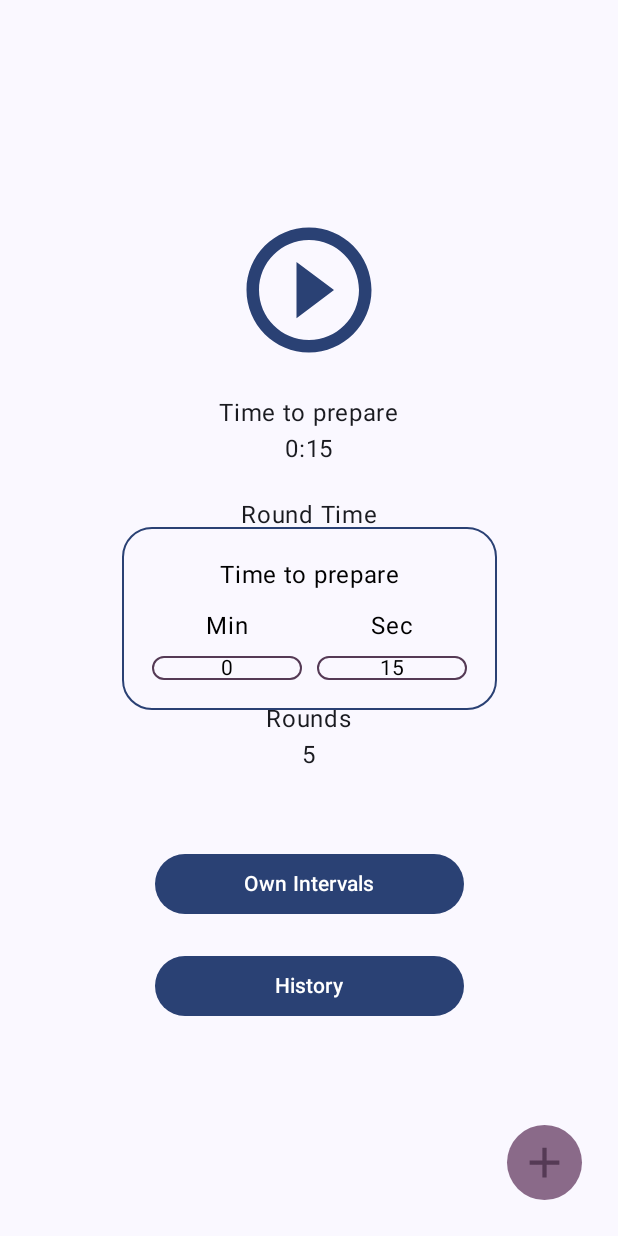
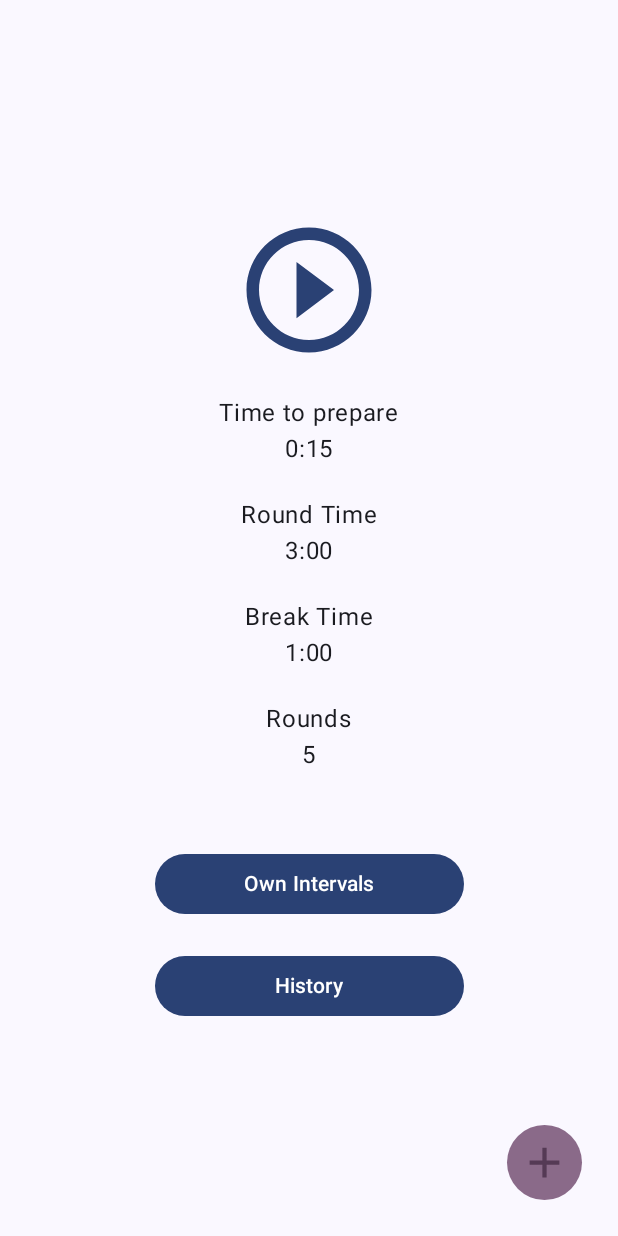
Before and after one commit to Andruszkiewicz-Artur/Interval-Timer, an Android app built with Jetpack Compose: the Home screen opened through its navigation route, after a tap on an icon or button, on a phone screen of 412 x 824 dp. Run offline under Robolectric (Android 15) with nearby library versions, the phone set to English and light mode, and no system bars; our stand-ins replace Dagger/Hilt's generated code; 1 statement that could not run was skipped.

Commit message:
change saving data to state and update outomaticky list with new timers. Reduce view model code

```diff
--- a/app/src/main/java/com/example/intervaltimer/future_intervalTimer/present/home/HomeEvent.kt
+++ b/app/src/main/java/com/example/intervaltimer/future_intervalTimer/present/home/HomeEvent.kt
@@ -3,5 +3,5 @@ package com.example.intervaltimer.future_intervalTimer.present.home
 import com.example.intervaltimer.future_intervalTimer.domain.model.TimerModel
 
 sealed class HomeEvent {
-    data class InsertOwnIntervalTime(val timerModel: TimerModel): HomeEvent()
+    object InsertOwnIntervalTime: HomeEvent()
 }
--- a/app/src/main/java/com/example/intervaltimer/future_intervalTimer/present/home/HomeState.kt
+++ b/app/src/main/java/com/example/intervaltimer/future_intervalTimer/present/home/HomeState.kt
@@ -3,5 +3,9 @@ package com.example.intervaltimer.future_intervalTimer.present.home
 import com.example.intervaltimer.future_intervalTimer.domain.model.OwnIntervalTime
 
 data class HomeState(
-    val ownIntervalTimes: List<OwnIntervalTime> = emptyList()
+    var ownIntervalTimes: MutableList<OwnIntervalTime> = mutableListOf(),
+    val timeToPrepare: Int = 15,
+    val roundTime: Int = 180,
+    val breakTime: Int = 60,
+    val rounds: Int = 5
 )
--- a/app/src/main/java/com/example/intervaltimer/future_intervalTimer/present/home/compose/Home.kt
+++ b/app/src/main/java/com/example/intervaltimer/future_intervalTimer/present/home/compose/Home.kt
@@ -1,5 +1,6 @@
 package com.example.intervaltimer.future_intervalTimer.present
 
+import android.annotation.SuppressLint
 import android.widget.Toast
 import androidx.compose.foundation.background
 import androidx.compose.foundation.border
@@ -33,6 +34,7 @@ import com.example.intervaltimer.future_intervalTimer.present.home.compose.timer
 import com.example.intervaltimer.future_intervalTimer.present.home.HomeViewModel
 import kotlinx.coroutines.flow.collectLatest
 
+@SuppressLint("UnusedMaterial3ScaffoldPaddingParameter")
 @OptIn(ExperimentalMaterial3Api::class)
 @Composable
 fun Home(
@@ -40,15 +42,7 @@ fun Home(
     viewModel: HomeViewModel = hiltViewModel()
 ) {
     val context = LocalContext.current
-
-    var startTimeMin by remember { mutableStateOf(0) }
-    var startTimeSec by remember { mutableStateOf(15) }
-    var roundMin by remember { mutableStateOf(3) }
-    var roundSec by remember { mutableStateOf(0) }
-    var delayMin by remember { mutableStateOf(1) }
-    var delaySec by remember { mutableStateOf(0) }
-    var rounds by remember { mutableStateOf(5) }
-    var option by remember { mutableStateOf<Option?>(null) }
+    val state = viewModel.state.value
 
     LaunchedEffect(key1 = true) {
         viewModel.eventFlow.collectLatest { event ->
@@ -78,16 +72,7 @@ fun Home(
                         .size(50.dp)
                         .padding(8.dp)
                         .clickable {
-                            viewModel.onEvent(
-                                HomeEvent.InsertOwnIntervalTime(
-                                    TimerModel(
-                                        startTime = (startTimeMin * 60) + startTimeSec,
-                                        rounds = rounds,
-                                        delay = (delayMin * 60) + delaySec,
-                                        roundTime = (roundMin * 60) + roundSec
-                                    )
-                                )
-                            )
+                            viewModel.onEvent(HomeEvent.InsertOwnIntervalTime)
                         }
                 )
             }
@@ -113,10 +98,10 @@ fun Home(
                             navHostController.navigate(
                                 Screen.Timer.sendData(
                                     TimerModel(
-                                        startTime = (startTimeMin * 60) + startTimeSec,
-                                        rounds = rounds,
-                                        delay = (delayMin * 60) + delaySec,
-                                        roundTime = (roundMin * 60) + roundSec
+                                        startTime = state.timeToPrepare,
+                                        rounds = state.rounds,
+                                        delay = state.breakTime,
+                                        roundTime = state.roundTime
                                     )
                                 )
                             )
@@ -128,10 +113,10 @@ fun Home(
                 text = "Time to prepare"
             )
             Text(
-                text = "$startTimeMin:${if(startTimeSec < 10) "0" + startTimeSec else startTimeSec}",
+                text = "${state.timeToPrepare/60}:${if((state.timeToPrepare%60) < 10) "0" + state.timeToPrepare%60 else state.timeToPrepare%60}",
                 modifier = Modifier
                     .clickable {
-                        option = Option.Start_Time
+
                     }
             )
             Spacer(modifier = Modifier.height(20.dp))
@@ -139,10 +124,10 @@ fun Home(
                 text = "Round Time"
             )
             Text(
-                text = "$roundMin:${if(roundSec < 10) "0" + roundSec else roundSec}",
+                text = "${state.roundTime/60}:${if((state.roundTime%60) < 10) "0" + state.roundTime%60 else state.roundTime%60}",
                 modifier = Modifier
                     .clickable {
-                        option = Option.Round_Time
+
                     }
             )
             Spacer(modifier = Modifier.height(20.dp))
@@ -150,10 +135,10 @@ fun Home(
                 text = "Break Time"
             )
             Text(
-                text = "$delayMin:${if(delaySec < 10) "0" + delaySec else delaySec}",
+                text = "${state.breakTime/60}:${if((state.breakTime%60) < 10) "0" + state.breakTime%60 else state.breakTime%60}",
                 modifier = Modifier
                     .clickable {
-                        option = Option.Delay
+
                     }
             )
             Spacer(modifier = Modifier.height(20.dp))
@@ -161,10 +146,10 @@ fun Home(
                 text = "Rounds"
             )
             Text(
-                text = "$rounds",
+                text = "${state.rounds}",
                 modifier = Modifier
                     .clickable {
-                        option = Option.Rounds
+
                     }
             )
 
@@ -194,81 +179,4 @@ fun Home(
             }
         }
     }
-
-
-    if(option != null) {
-        Box(
-            modifier = Modifier
-                .fillMaxSize()
-                .background(
-                    color = Color.Transparent
-                )
-                .clickable {
-                    option = null
-                },
-            contentAlignment = Alignment.Center
-        ) {
-            Column(
-                verticalArrangement = Arrangement.Center,
-                horizontalAlignment = Alignment.CenterHorizontally,
-                modifier = Modifier
-                    .background(
-                        color = MaterialTheme.colorScheme.background,
-                        shape = RoundedCornerShape(20.dp)
-                    )
-                    .border(
-                        width = 1.dp,
-                        color = MaterialTheme.colorScheme.primary,
-                        shape = RoundedCornerShape(20.dp)
-                    )
-                    .padding(20.dp)
-            ) {
-                when(option) {
-                    Option.Start_Time -> {
-                        timerOption(
-                            title = "Time to prepare",
-                            firstField = Pair("Min", startTimeMin),
-                            secondField = Pair("Sec", startTimeSec),
-                            value = { min, sec ->
-                                startTimeMin = min
-                                startTimeSec = sec ?: 0
-                            }
-                        )
-                    }
-                    Option.Round_Time -> {
-                        timerOption(
-                            title = "Round Time",
-                            firstField = Pair("Min", roundMin),
-                            secondField = Pair("Sec", roundSec),
-                            value = { min, sec ->
-                                roundMin = min
-                                roundSec = sec ?: 0
-                            }
-                        )
-                    }
-                    Option.Delay -> {
-                        timerOption(
-                            title = "Break Time",
-                            firstField = Pair("Min", delayMin),
-                            secondField = Pair("Sec", delaySec),
-                            value = { min, sec ->
-                                delayMin = min
-                                delaySec = sec ?: 0
-                            }
-                        )
-                    }
-                    Option.Rounds -> {
-                        timerOption(
-                            title = "Rounds",
-                            firstField = Pair("How many Rounds", rounds),
-                            value = { comingRounds, _ ->
-                                rounds = comingRounds
-                            }
-                        )
-                    }
-                    null -> TODO()
-                }
-            }
-        }
-    }
 }
```
Also changed, not shown: app/src/main/java/com/example/intervaltimer/future_intervalTimer/present/home/HomeViewModel.kt (+20 -5 lines).
